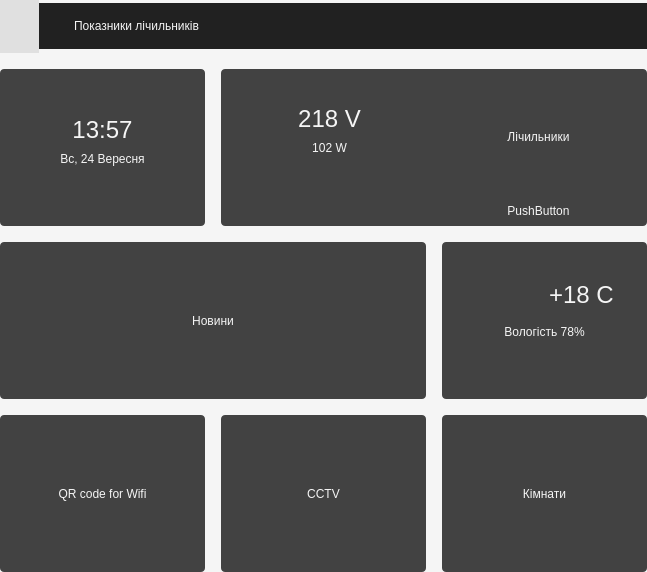
Above: mainwindow.ui from DanCher17/lmv1 before the change. Below: the same form after it.
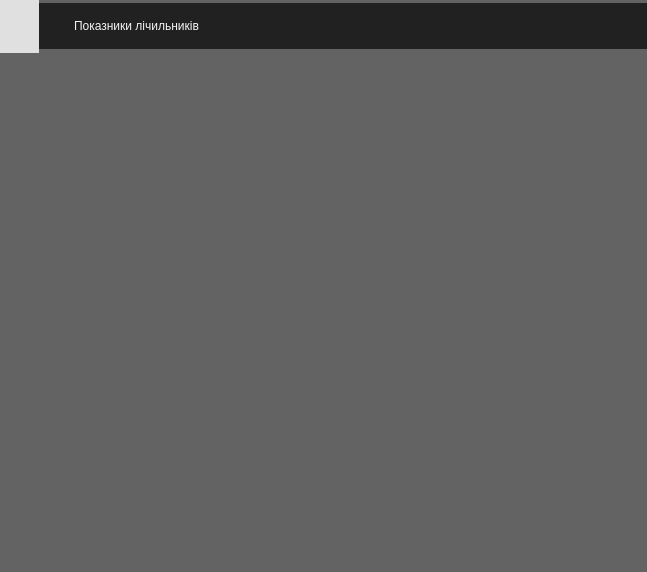
That is the form after the change. The open tabs and pages were chosen to show the change. Icons and pictures are not drawn.

Diff of the .ui file:
```diff
--- a/mainwindow.ui
+++ b/mainwindow.ui
@@ -14,7 +14,7 @@
    <string>CleverHouse</string>
   </property>
   <property name="styleSheet">
-   <string notr="true">background: #F5F5F5;
+   <string notr="true">background: #636363;
 font: 16px &quot;Segoe UI&quot;;</string>
   </property>
   <widget class="QWidget" name="centralWidget">
@@ -392,56 +392,6 @@
            <property name="spacing">
             <number>8</number>
            </property>
-           <item row="1" column="0" colspan="2">
-            <widget class="QWidget" name="widget_8" native="true">
-             <layout class="QHBoxLayout" name="horizontalLayout_2">
-              <property name="spacing">
-               <number>8</number>
-              </property>
-              <property name="leftMargin">
-               <number>8</number>
-              </property>
-              <property name="topMargin">
-               <number>8</number>
-              </property>
-              <property name="rightMargin">
-               <number>8</number>
-              </property>
-              <property name="bottomMargin">
-               <number>8</number>
-              </property>
-              <item>
-               <widget class="QLabel" name="label_15">
-                <property name="text">
-                 <string/>
-                </property>
-                <property name="pixmap">
-                 <pixmap resource="images.qrc">:/img/sunny.png</pixmap>
-                </property>
-                <property name="scaledContents">
-                 <bool>false</bool>
-                </property>
-                <property name="alignment">
-                 <set>Qt::AlignBottom|Qt::AlignRight|Qt::AlignTrailing</set>
-                </property>
-               </widget>
-              </item>
-              <item>
-               <widget class="QLabel" name="label_16">
-                <property name="styleSheet">
-                 <string notr="true">font-size: 24px;</string>
-                </property>
-                <property name="text">
-                 <string>+18 C</string>
-                </property>
-                <property name="alignment">
-                 <set>Qt::AlignBottom|Qt::AlignLeading|Qt::AlignLeft</set>
-                </property>
-               </widget>
-              </item>
-             </layout>
-            </widget>
-           </item>
            <item row="2" column="0" colspan="2">
             <widget class="QLabel" name="label_7">
              <property name="text">
@@ -452,11 +402,133 @@
              </property>
             </widget>
            </item>
+           <item row="1" column="0" colspan="2">
+            <widget class="QLabel" name="label_16">
+             <property name="styleSheet">
+              <string notr="true">font-size: 24px;</string>
+             </property>
+             <property name="text">
+              <string>&lt;html&gt;&lt;head/&gt;&lt;body&gt;&lt;p&gt;&lt;img src=&quot;:/img/sunny.png&quot;/&gt;&lt;span style=&quot; font-size:18pt;&quot;&gt;+18 C&lt;/span&gt;&lt;/p&gt;&lt;/body&gt;&lt;/html&gt;</string>
+             </property>
+             <property name="alignment">
+              <set>Qt::AlignBottom|Qt::AlignHCenter</set>
+             </property>
+            </widget>
+           </item>
           </layout>
          </widget>
         </item>
        </layout>
       </widget>
+      <widget class="QWidget" name="page_2">
+       <layout class="QVBoxLayout" name="verticalLayout_4">
+        <property name="spacing">
+         <number>0</number>
+        </property>
+        <property name="leftMargin">
+         <number>0</number>
+        </property>
+        <property name="topMargin">
+         <number>0</number>
+        </property>
+        <property name="rightMargin">
+         <number>0</number>
+        </property>
+        <property name="bottomMargin">
+         <number>0</number>
+        </property>
+        <item>
+         <widget class="QWidget" name="widget_10" native="true">
+          <property name="sizePolicy">
+           <sizepolicy hsizetype="Preferred" vsizetype="Fixed">
+            <horstretch>0</horstretch>
+            <verstretch>0</verstretch>
+           </sizepolicy>
+          </property>
+          <layout class="QHBoxLayout" name="horizontalLayout_3">
+           <property name="spacing">
+            <number>0</number>
+           </property>
+           <property name="leftMargin">
+            <number>0</number>
+           </property>
+           <property name="topMargin">
+            <number>0</number>
+           </property>
+           <property name="rightMargin">
+            <number>0</number>
+           </property>
+           <property name="bottomMargin">
+            <number>0</number>
+           </property>
+           <item>
+            <widget class="QLabel" name="label_5">
+             <property name="sizePolicy">
+              <sizepolicy hsizetype="Fixed" vsizetype="Fixed">
+               <horstretch>0</horstretch>
+               <verstretch>0</verstretch>
+              </sizepolicy>
+             </property>
+             <property name="minimumSize">
+              <size>
+               <width>0</width>
+               <height>53</height>
+              </size>
+             </property>
+             <property name="styleSheet">
+              <string notr="true">padding: 16px;
+background: #E0E0E0;
+</string>
+             </property>
+             <property name="lineWidth">
+              <number>1</number>
+             </property>
+             <property name="text">
+              <string/>
+             </property>
+             <property name="pixmap">
+              <pixmap resource="images.qrc">:/img/arrow-left.svg</pixmap>
+             </property>
+             <property name="alignment">
+              <set>Qt::AlignCenter</set>
+             </property>
+             <property name="indent">
+              <number>-1</number>
+             </property>
+            </widget>
+           </item>
+           <item>
+            <widget class="QLabel" name="label_6">
+             <property name="sizePolicy">
+              <sizepolicy hsizetype="Preferred" vsizetype="Fixed">
+               <horstretch>0</horstretch>
+               <verstretch>0</verstretch>
+              </sizepolicy>
+             </property>
+             <property name="styleSheet">
+              <string notr="true">QLabel {
+background-color: #212121;
+color: #f5f5f5;
+padding: 16px 32px;
+line-height: 1;
+}</string>
+             </property>
+             <property name="text">
+              <string>Показники лічильників</string>
+             </property>
+             <property name="textFormat">
+              <enum>Qt::PlainText</enum>
+             </property>
+            </widget>
+           </item>
+          </layout>
+         </widget>
+        </item>
+        <item>
+         <widget class="QStackedWidget" name="stackedWidget_2"/>
+        </item>
+       </layout>
+      </widget>
      </widget>
     </item>
    </layout>
```
